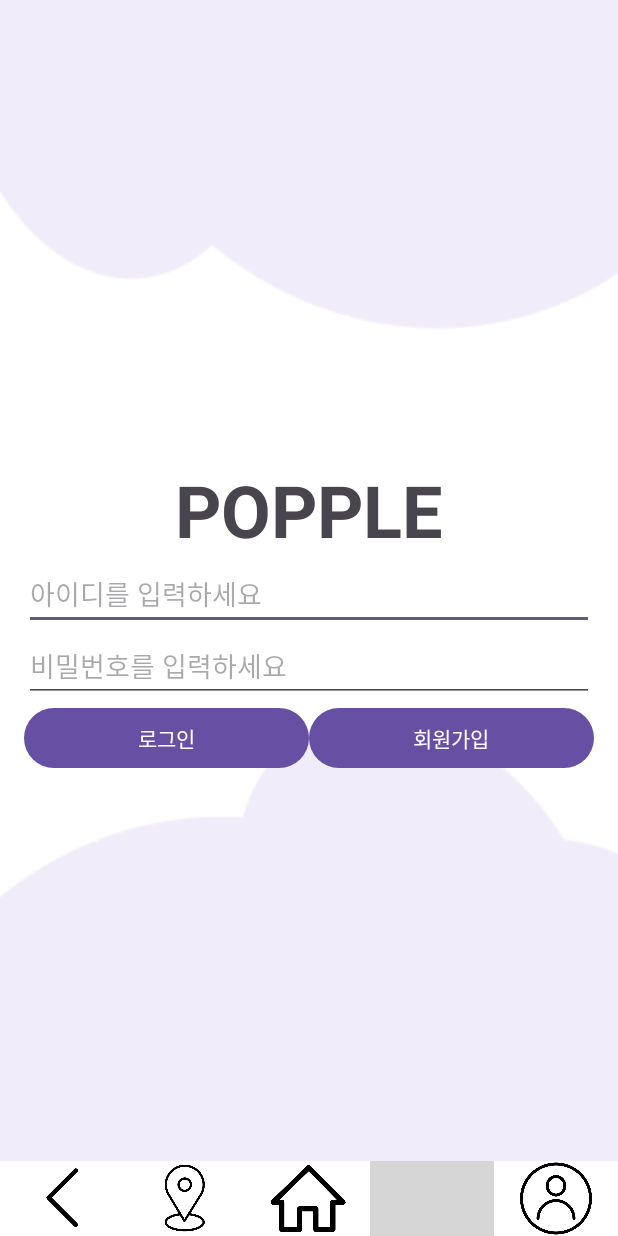
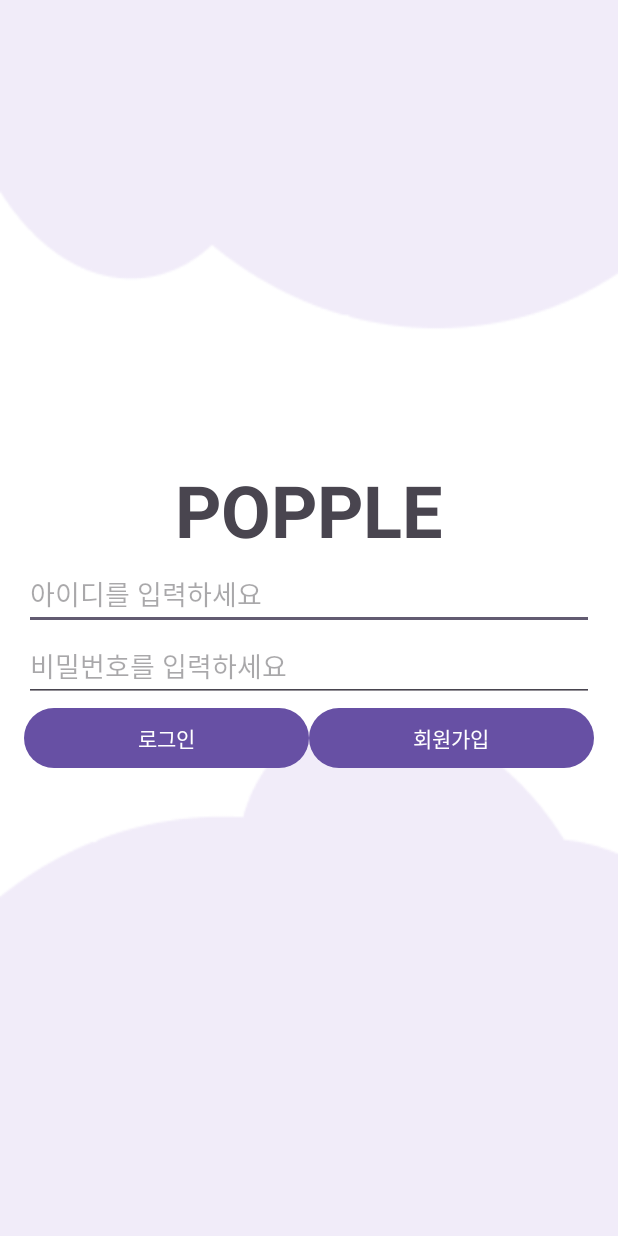
Before and after one commit to Capstone1-kkm/Capstone-kkm, an Android app: the screen it shows after launch (login1), on a phone screen of 412 x 824 dp. Run offline under Robolectric (Android 15) with nearby library versions, the phone set to English and light mode, and no system bars; our stand-ins replace Firebase (no records; nobody signed in at launch, a user with empty details on screens opened directly); 2 statements that could not run were skipped; grey boxes are pictures that could not be loaded.

Commit message:
login1.xml 맨아래 하단바 삭제 수정, 마이페이지 자바 홈버튼 인텐트 추가

```diff
--- a/app/src/main/java/com/example/capstone/home.java
+++ b/app/src/main/java/com/example/capstone/home.java
@@ -40,6 +40,8 @@ public class home extends AppCompatActivity {
             }
         });
 
+
+
         // 뒤로가기 버튼 눌렀을때 이전 스택에 쌓인 액티비티로 이동하게 됨
         imageView = findViewById(R.id.imageViewBottom4);
         imageView.setOnClickListener(new View.OnClickListener() {
--- a/app/src/main/java/com/example/capstone/mypage.java
+++ b/app/src/main/java/com/example/capstone/mypage.java
@@ -33,6 +33,18 @@ public class mypage extends Activity {
                 // 로그인 화면으로 이동하는 인텐트 생성 및 실행
                 Intent intent = new Intent(mypage.this, login1.class);
                 startActivityForResult(intent, LOGIN_REQUEST_CODE);
+            }
+        });
+
+        // 뒤로가기 버튼 눌렀을때 이전 스택에 쌓인 액티비티로 이동하게 됨
+        View imageView = findViewById(R.id.imageViewBottom3);
+        imageView.setOnClickListener(new View.OnClickListener() {
+            @Override
+            public void onClick(View v) {
+                // 새로운 액티비티로 이동하는 Intent를 생성합니다.
+                Intent intent = new Intent(mypage.this, home.class);
+                // Intent를 사용하여 새로운 액티비티로 이동합니다.
+                startActivity(intent);
             }
         });
 
--- a/app/src/main/res/layout/login1.xml
+++ b/app/src/main/res/layout/login1.xml
@@ -59,63 +59,5 @@
         </LinearLayout>
     </LinearLayout>
 
-    <!-- 메뉴 바 -->
-    <LinearLayout
-        android:id="@+id/LinearLayoutBottom"
-        android:layout_width="match_parent"
-        android:layout_height="wrap_content"
-        android:layout_alignParentBottom="true"
-        android:background="@color/cardview_light_background"
-        android:orientation="horizontal">
 
-        <!-- 하단 사진 1 -->
-        <ImageView
-            android:id="@+id/imageViewBottom1"
-            android:layout_width="0dp"
-            android:layout_height="50dp"
-            android:layout_weight="1"
-            android:adjustViewBounds="true"
-            android:scaleType="fitCenter"
-            android:src="@drawable/back" />
-
-        <!-- 하단 사진 2 -->
-        <ImageView
-            android:id="@+id/imageViewBottom2"
-            android:layout_width="0dp"
-            android:layout_height="50dp"
-            android:layout_weight="1"
-            android:adjustViewBounds="true"
-            android:scaleType="fitCenter"
-            android:src="@drawable/map1" />
-
-        <!-- 하단 사진 3 -->
-        <ImageView
-            android:id="@+id/imageViewBottom3"
-            android:layout_width="0dp"
-            android:layout_height="50dp"
-            android:layout_weight="1"
-            android:adjustViewBounds="true"
-            android:scaleType="fitCenter"
-            android:src="@drawable/home3" />
-
-        <!-- 하단 사진 4 -->
-        <ImageView
-            android:id="@+id/imageViewBottom4"
-            android:layout_width="0dp"
-            android:layout_height="50dp"
-            android:layout_weight="1"
-            android:adjustViewBounds="true"
-            android:scaleType="fitCenter"
-            android:src="@drawable/chat1" />
-
-        <!-- 하단 사진 5 -->
-        <ImageView
-            android:id="@+id/imageViewBottom5"
-            android:layout_width="0dp"
-            android:layout_height="50dp"
-            android:layout_weight="1"
-            android:adjustViewBounds="true"
-            android:scaleType="fitCenter"
-            android:src="@drawable/user3" />
-    </LinearLayout>
 </RelativeLayout>
```
